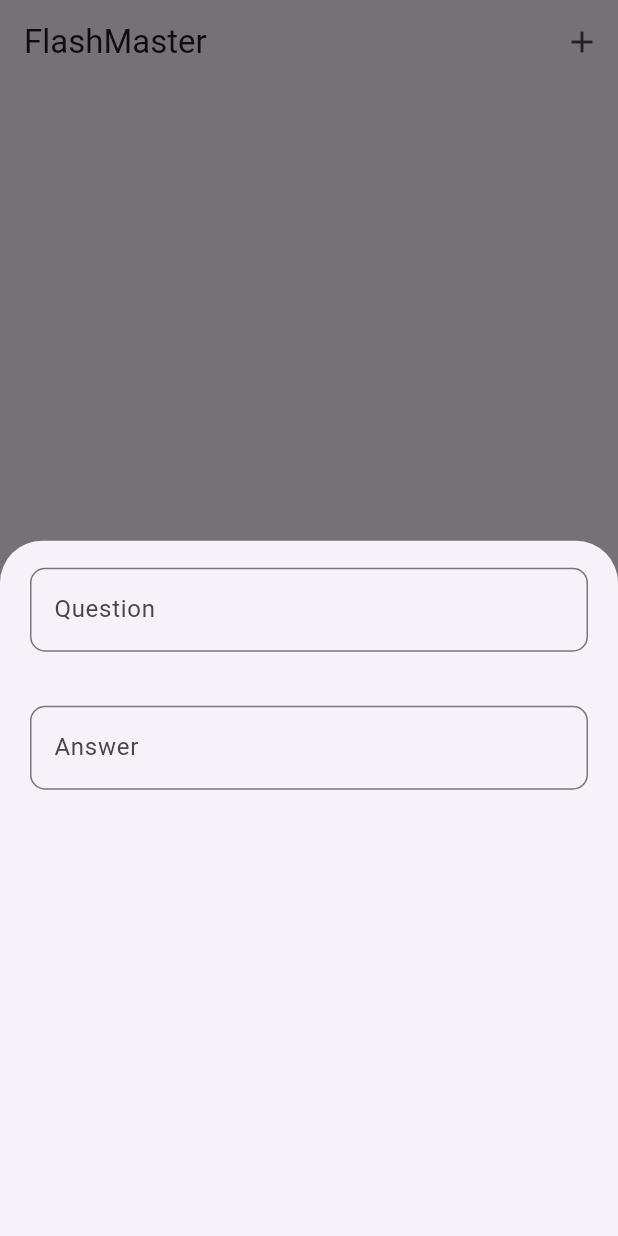
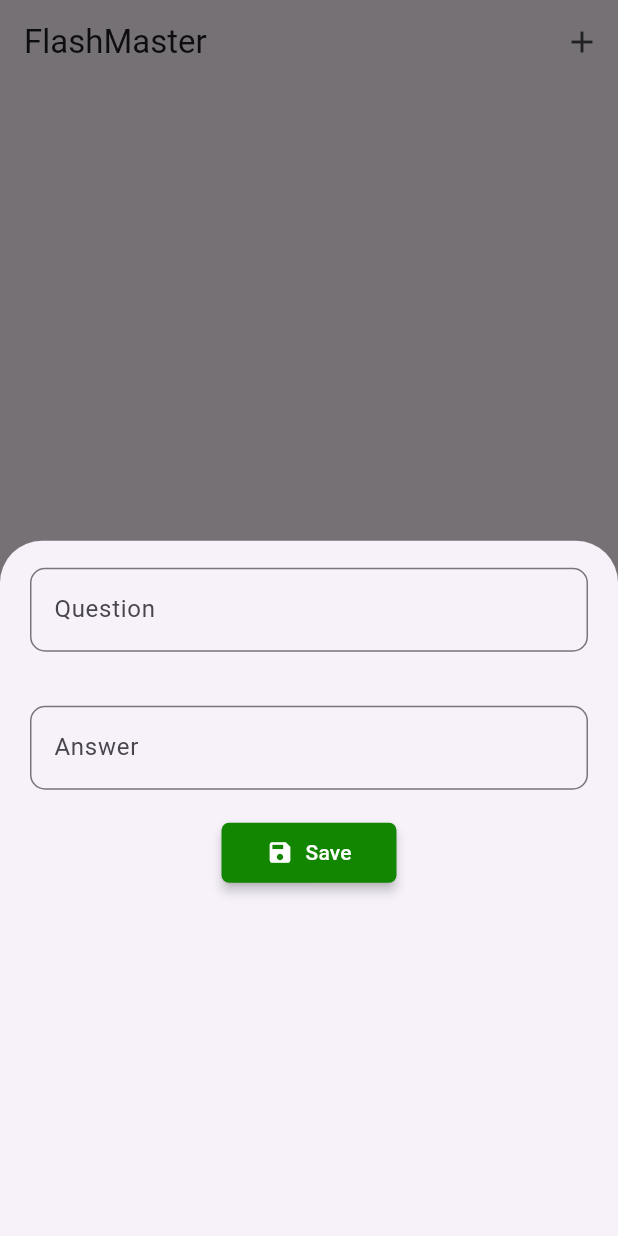
Before and after one commit to Shannu3766/FlashMaster, a Flutter app: the screen it shows after launch, after a tap on the "add" icon, on a phone screen of 412 x 824 dp. Run offline on Flutter 3.47's test engine with Material 3 defaults, Android fonts, the phone set to English and light mode, and no system bars; our stand-ins replace sqflite; accounts and stored records are empty.

```diff
--- a/lib/Screens/Homepage.dart
+++ b/lib/Screens/Homepage.dart
@@ -1,3 +1,5 @@
+import 'package:flashmaster/classess/Flashcard.dart';
+import 'package:flashmaster/database/flash.dart';
 import 'package:flashmaster/widgets/Textfields.dart';
 import 'package:flutter/material.dart';
 
@@ -11,13 +13,42 @@ class Homepage extends StatefulWidget {
 class _HomepageState extends State<Homepage> {
   String question = "";
   String answer = "";
+  final db = FlashCardDatabase.instance;
   GlobalKey<FormState> formkey = GlobalKey<FormState>();
+  late Future<List<Flashcard>> _cardsFuture;
+  void saveflashcard() async {
+    final isValid = formkey.currentState!.validate();
+    if (!isValid) {
+      return;
+    }
+    formkey.currentState!.save();
+    print(
+        ".......................................................................");
+    print("Question is $question");
+    print("Answer is $answer");
+    try {
+      int? maxId = await db.getMaxId();
+      int newId = (maxId ?? 0) + 1;
+      await db
+          .insertCard(Flashcard(id: newId, Question: question, Answer: answer));
+      print("success");
+      setState(() {
+        loadcards();
+      });
+    } catch (e) {
+      print("failed");
+      print(e.toString());
+    }
+    Navigator.of(context).pop();
+  }
+
   void addflashcard() {
     showModalBottomSheet(
         context: context,
         builder: (context) {
           return Center(
             child: Form(
+                key: formkey,
                 child: Column(
                   // mainAxisAlignment: MainAxisAlignment.spaceAround,
                   children: [
@@ -36,7 +67,7 @@ class _HomepageState extends State<Homepage> {
                     QuestionTextField(
                       hintText: "Answer",
                       onSaved: (value) {
-                    question = value!;
+                        answer = value!;
                       },
                       validator: (value) {
                         if (value == null || value.isEmpty) {
@@ -45,10 +76,38 @@ class _HomepageState extends State<Homepage> {
                         return null;
                       },
                     ),
+                    ElevatedButton.icon(
+                        style: ElevatedButton.styleFrom(
+                          elevation: 3,
+                          iconColor: Colors.white,
+                          backgroundColor:
+                              const Color.fromARGB(255, 18, 134, 0),
+                          // textStyle: TextStyle(color: Colors.white),
+                          shape: RoundedRectangleBorder(
+                              borderRadius: BorderRadius.circular(5)),
+                          padding: const EdgeInsets.symmetric(
+                              vertical: 10, horizontal: 30),
+                        ),
+                        onPressed: saveflashcard,
+                        label: const Text(
+                          "Save",
+                          style: TextStyle(color: Colors.white),
+                        ),
+                        icon: Icon(Icons.save))
                   ],
                 )),
           );
         });
+  }
+
+  void loadcards() {
+    _cardsFuture = db.getCards();
+  }
+
+  @override
+  void initState() {
+    super.initState();
+    loadcards();
   }
 
   @override
@@ -66,7 +125,31 @@ class _HomepageState extends State<Homepage> {
       ),
       body: Center(
         child: Container(
-          child: Text("shanmukha"),
+          child: FutureBuilder<List<Flashcard>>(
+              future: _cardsFuture,
+              builder: (context, snapshot) {
+                if (snapshot.connectionState == ConnectionState.waiting) {
+                  return const CircularProgressIndicator();
+                }
+                if (snapshot.hasError) {
+                  print(snapshot.error);
+                  print(
+                      ".........................................................");
+                  return const Text(
+                      "Something went wrong...............................");
+                }
+                if (!snapshot.hasData || snapshot.data!.length == 0) {
+                  return const Text("No data found");
+                }
+                return ListView.builder(
+                    itemCount: snapshot.data!.length,
+                    itemBuilder: (context, index) {
+                      return ListTile(
+                        title: Text(snapshot.data![index].Question),
+                        subtitle: Text(snapshot.data![index].Answer),
+                      );
+                    });
+              }),
         ),
       ),
     );
--- /dev/null
+++ b/lib/classess/Flashcard.dart
@@ -0,0 +1,21 @@
+class Flashcard {
+  Flashcard({required this.id, required this.Question, required this.Answer});
+  final int id;
+  final String Question;
+  final String Answer;
+  Map<String, dynamic> toMap() {
+    return {
+      'id': id,
+      'Question': Question,
+      'Answer': Answer,
+    };
+  }
+
+  static Flashcard fromMap(Map<String, dynamic> map) {
+    return Flashcard(
+      id: map['id'],
+      Question: map['Question'],
+      Answer: map['Answer'],
+    );
+  }
+}
--- /dev/null
+++ b/lib/database/flash.dart
@@ -0,0 +1,74 @@
+import 'package:sqflite/sqflite.dart';
+import 'package:path/path.dart';
+import 'package:flashmaster/classess/Flashcard.dart';
+
+class FlashCardDatabase {
+  static final FlashCardDatabase instance = FlashCardDatabase._init();
+
+  static Database? _database;
+
+  FlashCardDatabase._init();
+
+  Future<Database> get database async {
+    if (_database != null) return _database!;
+    _database = await _initDB('flashcards.db');
+    return _database!;
+  }
+
+  Future<Database> _initDB(String filePath) async {
+    final dbPath = await getDatabasesPath();
+    final path = join(dbPath, filePath);
+
+    return await openDatabase(path, version: 1, onCreate: _createDB);
+  }
+
+  Future _createDB(Database db, int version) async {
+    await db.execute('''
+      CREATE TABLE flashcards (
+        id INTEGER PRIMARY KEY AUTOINCREMENT,
+        Question TEXT NOT NULL,
+        Answer TEXT NOT NULL
+      )
+    ''');
+  }
+
+  Future<void> insertCard(Flashcard card) async {
+    final db = await instance.database;
+    // final vs = card.toMap();
+    // print(vs["id"]);
+    // print(vs["Question"]);
+    // print(vs["Answer"]);
+    await db.insert('flashcards', card.toMap());
+  }
+
+  Future<int?> getMaxId() async {
+    final db = await database; // Access your database instance
+    final result = await db.rawQuery('SELECT MAX(id) as maxId FROM Flashcards');
+    return result.first['maxId'] as int?;
+  }
+
+  Future<List<Flashcard>> getCards() async {
+    final db = await instance.database;
+    final result = await db.query('flashcards');
+    return result.map((map) => Flashcard.fromMap(map)).toList();
+  }
+
+  Future<void> updateCard(Flashcard card) async {
+    final db = await instance.database;
+    await db.update(
+      'flashcards',
+      card.toMap(),
+      where: 'id = ?',
+      whereArgs: [card.id],
+    );
+  }
+
+  Future<void> deleteCard(int id) async {
+    final db = await instance.database;
+    await db.delete(
+      'flashcards',
+      where: 'id = ?',
+      whereArgs: [id],
+    );
+  }
+}
--- a/lib/widgets/Textfields.dart
+++ b/lib/widgets/Textfields.dart
@@ -23,6 +23,7 @@ class QuestionTextField extends StatelessWidget {
           border: OutlineInputBorder(
             borderRadius: BorderRadius.circular(10),
           ),
+          label: Text(hintText!),
         ),
         initialValue: initialValue,
         validator: validator,
--- a/pubspec.yaml
+++ b/pubspec.yaml
@@ -35,6 +35,8 @@ dependencies:
   # The following adds the Cupertino Icons font to your application.
   # Use with the CupertinoIcons class for iOS style icons.
   cupertino_icons: ^1.0.8
+  sqflite: ^2.4.1
+  path: ^1.9.0
 
 dev_dependencies:
   flutter_test:
```
Also changed, not shown: pubspec.lock, 2 other files. Lines whose indentation alone changed are shown as unchanged.
